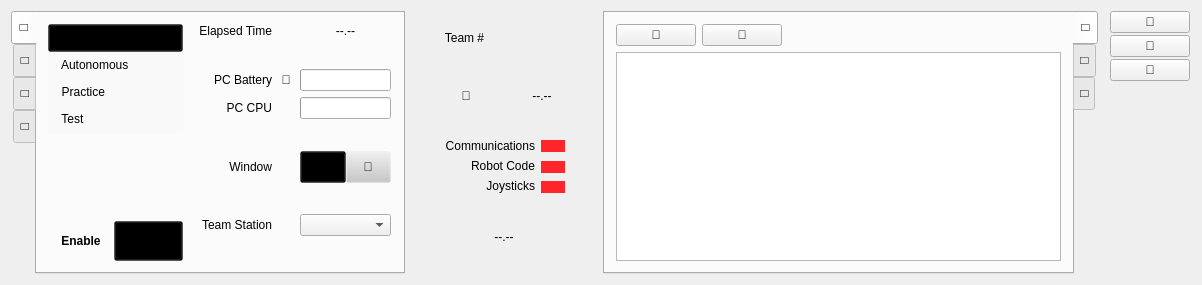
Above: src/MainWindow/MainWindow.ui from FRC-Utilities/QDriverStation before the change. Below: the same form after it.
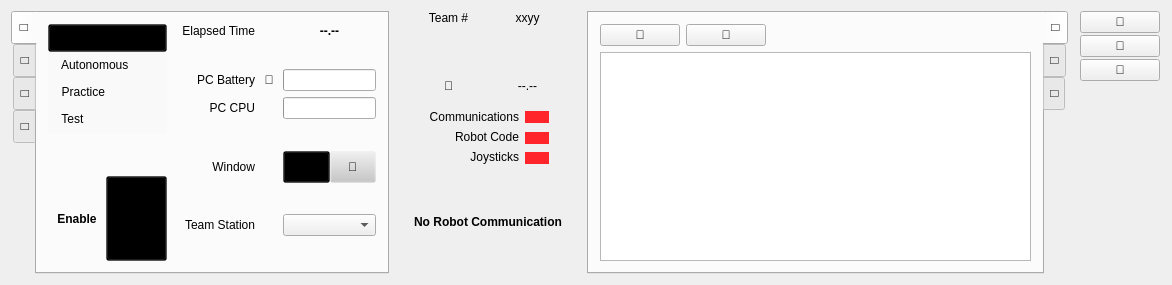
That is the form after the change. Icons and pictures are not drawn. Custom widgets are drawn as their Qt base class.

```diff
--- a/src/MainWindow/MainWindow.ui
+++ b/src/MainWindow/MainWindow.ui
@@ -6,7 +6,7 @@
    <rect>
     <x>0</x>
     <y>0</y>
-    <width>1202</width>
+    <width>1172</width>
     <height>285</height>
    </rect>
   </property>
@@ -32,6 +32,12 @@
     </property>
     <item>
      <widget class="QTabWidget" name="LeftTab">
+      <property name="sizePolicy">
+       <sizepolicy hsizetype="Preferred" vsizetype="Preferred">
+        <horstretch>0</horstretch>
+        <verstretch>0</verstretch>
+       </sizepolicy>
+      </property>
       <property name="tabPosition">
        <enum>QTabWidget::West</enum>
       </property>
@@ -61,7 +67,7 @@
         </property>
         <item>
          <widget class="QWidget" name="RobotModeWidget" native="true">
-          <layout class="QVBoxLayout" name="verticalLayout_2" stretch="1,0">
+          <layout class="QVBoxLayout" name="verticalLayout_3" stretch="0,1,2">
            <property name="spacing">
             <number>0</number>
            </property>
@@ -83,7 +89,7 @@
               <string notr="true">padding: 6px;
 text-align: left;</string>
              </property>
-             <layout class="QVBoxLayout" name="verticalLayout_3">
+             <layout class="QVBoxLayout" name="verticalLayout_2">
               <property name="spacing">
                <number>0</number>
               </property>
@@ -163,30 +169,32 @@
                 </attribute>
                </widget>
               </item>
-              <item>
-               <spacer name="verticalSpacer_2">
-                <property name="orientation">
-                 <enum>Qt::Vertical</enum>
-                </property>
-                <property name="sizeType">
-                 <enum>QSizePolicy::Expanding</enum>
-                </property>
-                <property name="sizeHint" stdset="0">
-                 <size>
-                  <width>0</width>
-                  <height>0</height>
-                 </size>
-                </property>
-               </spacer>
-              </item>
              </layout>
             </widget>
            </item>
+           <item>
+            <spacer name="verticalSpacer_2">
+             <property name="orientation">
+              <enum>Qt::Vertical</enum>
+             </property>
+             <property name="sizeType">
+              <enum>QSizePolicy::Expanding</enum>
+             </property>
+             <property name="sizeHint" stdset="0">
+              <size>
+               <width>0</width>
+               <height>30</height>
+              </size>
+             </property>
+            </spacer>
+           </item>
            <item>
             <widget class="QWidget" name="RobotPowerWidget" native="true">
-             <property name="styleSheet">
-              <string notr="true">font-weight: bold;
-padding: 12px;</string>
+             <property name="sizePolicy">
+              <sizepolicy hsizetype="Minimum" vsizetype="MinimumExpanding">
+               <horstretch>0</horstretch>
+               <verstretch>0</verstretch>
+              </sizepolicy>
              </property>
              <layout class="QHBoxLayout" name="horizontalLayout_9">
               <property name="spacing">
@@ -206,8 +214,17 @@
               </property>
               <item>
                <widget class="QPushButton" name="EnableButton">
-                <property name="styleSheet">
-                 <string notr="true"/>
+                <property name="sizePolicy">
+                 <sizepolicy hsizetype="Minimum" vsizetype="MinimumExpanding">
+                  <horstretch>0</horstretch>
+                  <verstretch>0</verstretch>
+                 </sizepolicy>
+                </property>
+                <property name="font">
+                 <font>
+                  <weight>75</weight>
+                  <bold>true</bold>
+                 </font>
                 </property>
                 <property name="text">
                  <string>Enable</string>
@@ -228,8 +245,17 @@
               </item>
               <item>
                <widget class="QPushButton" name="DisableButton">
-                <property name="styleSheet">
-                 <string notr="true"/>
+                <property name="sizePolicy">
+                 <sizepolicy hsizetype="Minimum" vsizetype="MinimumExpanding">
+                  <horstretch>0</horstretch>
+                  <verstretch>0</verstretch>
+                 </sizepolicy>
+                </property>
+                <property name="font">
+                 <font>
+                  <weight>75</weight>
+                  <bold>true</bold>
+                 </font>
                 </property>
                 <property name="text">
                  <string>Disable</string>
@@ -254,22 +280,6 @@
           </layout>
          </widget>
         </item>
-        <item>
-         <spacer name="horizontalSpacer_6">
-          <property name="orientation">
-           <enum>Qt::Horizontal</enum>
-          </property>
-          <property name="sizeType">
-           <enum>QSizePolicy::Expanding</enum>
-          </property>
-          <property name="sizeHint" stdset="0">
-           <size>
-            <width>0</width>
-            <height>0</height>
-           </size>
-          </property>
-         </spacer>
-        </item>
         <item>
          <widget class="QWidget" name="OpStatusWidget" native="true">
           <layout class="QGridLayout" name="gridLayout">
@@ -426,6 +436,12 @@
            </item>
            <item row="0" column="3">
             <widget class="QLabel" name="ElapsedTime">
+             <property name="font">
+              <font>
+               <weight>75</weight>
+               <bold>true</bold>
+              </font>
+             </property>
              <property name="text">
               <string>--.--</string>
              </property>
@@ -556,22 +572,6 @@
           </layout>
          </widget>
         </item>
-        <item>
-         <spacer name="horizontalSpacer_7">
-          <property name="orientation">
-           <enum>Qt::Horizontal</enum>
-          </property>
-          <property name="sizeType">
-           <enum>QSizePolicy::Expanding</enum>
-          </property>
-          <property name="sizeHint" stdset="0">
-           <size>
-            <width>0</width>
-            <height>0</height>
-           </size>
-          </property>
-         </spacer>
-        </item>
        </layout>
       </widget>
       <widget class="QWidget" name="DiagnosticsTab">
@@ -1231,23 +1231,13 @@
     </item>
     <item>
      <widget class="QFrame" name="InfoFrame">
-      <layout class="QVBoxLayout" name="verticalLayout" stretch="1,1,0,1">
+      <layout class="QVBoxLayout" name="verticalLayout" stretch="1,0,1">
        <property name="topMargin">
         <number>0</number>
        </property>
        <item>
-        <widget class="QWidget" name="StatusWidget" native="true">
-         <property name="styleSheet">
-          <string notr="true">QPushButton {
-    background-color: rgb(255, 37, 43);
-	border: 0px;
-    padding: 4px;
-}
-QPushButton:checked {
-	background-color:  rgb(33, 255, 43);
-}</string>
-         </property>
-         <layout class="QHBoxLayout" name="horizontalLayout_14">
+        <widget class="QWidget" name="TeamAndVoltage" native="true">
+         <layout class="QGridLayout" name="gridLayout_2">
           <property name="leftMargin">
            <number>0</number>
           </property>
@@ -1260,7 +1250,17 @@
           <property name="bottomMargin">
            <number>0</number>
           </property>
-          <item>
+          <item row="0" column="1">
+           <widget class="QLabel" name="TeamNumber">
+            <property name="text">
+             <string>xxyy</string>
+            </property>
+            <property name="alignment">
+             <set>Qt::AlignCenter</set>
+            </property>
+           </widget>
+          </item>
+          <item row="0" column="0">
            <widget class="QLabel" name="TeamLabel">
             <property name="text">
              <string>Team #</string>
@@ -1270,48 +1270,7 @@
             </property>
            </widget>
           </item>
-          <item>
-           <widget class="QLabel" name="TeamNumber">
-            <property name="text">
-             <string/>
-            </property>
-            <property name="alignment">
-             <set>Qt::AlignCenter</set>
-            </property>
-           </widget>
-          </item>
-         </layout>
-        </widget>
-       </item>
-       <item>
-        <widget class="QWidget" name="widget_2" native="true">
-         <layout class="QHBoxLayout" name="horizontalLayout_13">
-          <property name="spacing">
-           <number>0</number>
-          </property>
-          <property name="leftMargin">
-           <number>0</number>
-          </property>
-          <property name="topMargin">
-           <number>0</number>
-          </property>
-          <property name="rightMargin">
-           <number>0</number>
-          </property>
-          <property name="bottomMargin">
-           <number>0</number>
-          </property>
-          <item>
-           <widget class="QLabel" name="VoltageIcon">
-            <property name="text">
-             <string></string>
-            </property>
-            <property name="alignment">
-             <set>Qt::AlignCenter</set>
-            </property>
-           </widget>
-          </item>
-          <item>
+          <item row="2" column="1">
            <widget class="QLabel" name="VoltageLabel">
             <property name="text">
              <string>--.--</string>
@@ -1321,6 +1280,32 @@
             </property>
            </widget>
           </item>
+          <item row="2" column="0">
+           <widget class="QLabel" name="VoltageIcon">
+            <property name="text">
+             <string></string>
+            </property>
+            <property name="alignment">
+             <set>Qt::AlignCenter</set>
+            </property>
+           </widget>
+          </item>
+          <item row="1" column="0">
+           <spacer name="TeamSpacer">
+            <property name="orientation">
+             <enum>Qt::Vertical</enum>
+            </property>
+            <property name="sizeType">
+             <enum>QSizePolicy::MinimumExpanding</enum>
+            </property>
+            <property name="sizeHint" stdset="0">
+             <size>
+              <width>0</width>
+              <height>0</height>
+             </size>
+            </property>
+           </spacer>
+          </item>
          </layout>
         </widget>
        </item>
@@ -1608,8 +1593,14 @@
            <verstretch>0</verstretch>
           </sizepolicy>
          </property>
+         <property name="font">
+          <font>
+           <weight>75</weight>
+           <bold>true</bold>
+          </font>
+         </property>
          <property name="text">
-          <string>--.--</string>
+          <string>No Robot Communication</string>
          </property>
          <property name="scaledContents">
           <bool>false</bool>
@@ -1627,6 +1618,12 @@
     </item>
     <item>
      <widget class="QTabWidget" name="RightTab">
+      <property name="sizePolicy">
+       <sizepolicy hsizetype="Preferred" vsizetype="Preferred">
+        <horstretch>0</horstretch>
+        <verstretch>0</verstretch>
+       </sizepolicy>
+      </property>
       <property name="tabPosition">
        <enum>QTabWidget::East</enum>
       </property>
@@ -1899,7 +1896,7 @@
     <item>
      <widget class="QWidget" name="UtilsWidget" native="true">
       <property name="sizePolicy">
-       <sizepolicy hsizetype="Minimum" vsizetype="Minimum">
+       <sizepolicy hsizetype="Preferred" vsizetype="Preferred">
         <horstretch>0</horstretch>
         <verstretch>0</verstretch>
        </sizepolicy>
```
